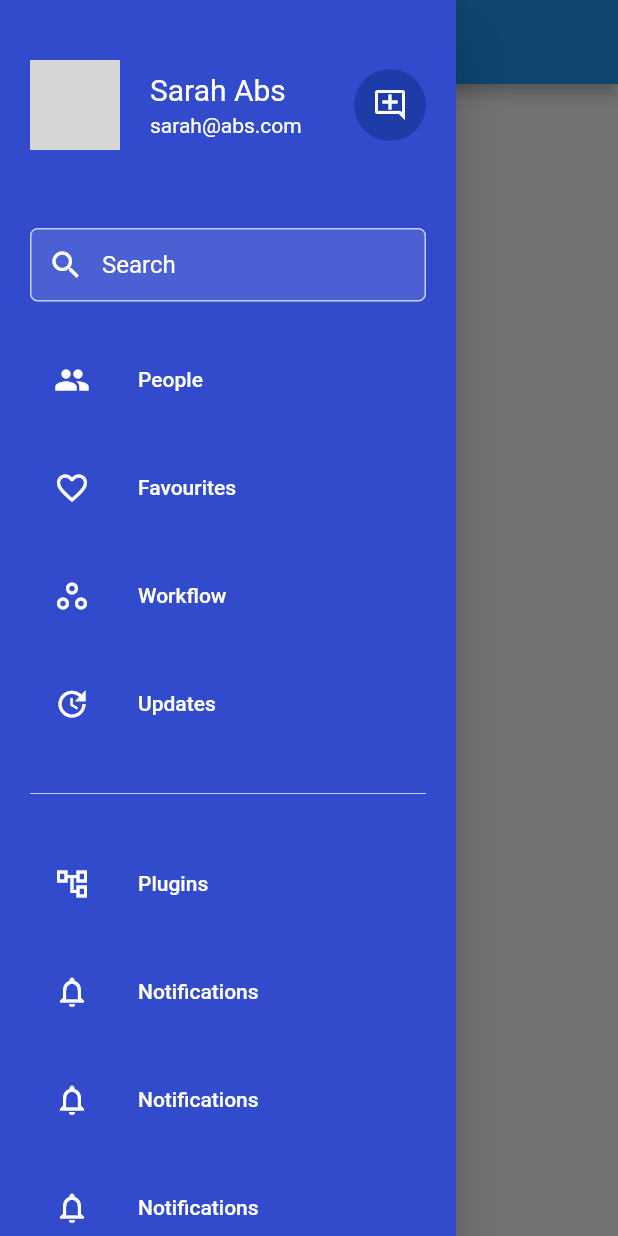
After one commit to pengkhieng/flutter-biometric, a Flutter app: the screen it shows after launch, with the side drawer open, on a phone screen of 412 x 824 dp. The commit adds this screen. Run offline on Flutter 3.47's test engine with Material 2 defaults, Android fonts, the phone set to English and light mode, and no system bars; our stand-ins replace get, local_auth; missing offline and left inert: comment_tree; network calls fail; grey boxes are pictures that could not be loaded.

Commit message:
add side bar and custom list commment

```diff
--- a/lib/home_page/home_page_controller.dart
+++ b/lib/home_page2/home_page_controller2.dart
@@ -3,7 +3,7 @@ import 'package:flutter/services.dart';
 import 'package:get/get_state_manager/get_state_manager.dart';
 import 'package:local_auth/local_auth.dart';
 
-class HomePageController extends GetxController {
+class HomePageController2 extends GetxController {
   final LocalAuthentication auth = LocalAuthentication();
   SupportState supportState = SupportState.unknown;
   bool? canCheckBiometrics;
--- a/lib/main.dart
+++ b/lib/main.dart
@@ -1,5 +1,7 @@
 import 'package:biolocalauth/custom_pin_keyboard.dart/custom_pin_keyboard.dart';
-import 'package:biolocalauth/home_page/home_page_controller.dart';
+import 'package:biolocalauth/home_page2/home_page_controller2.dart';
+import 'package:biolocalauth/sidebar_page/sidebar_page.dart';
+import 'package:biolocalauth/tree_list/tree_list.dart';
 import 'package:flutter/material.dart';
 import 'package:get/instance_manager.dart';
 
@@ -19,14 +21,16 @@ class _MyAppState extends State<MyApp> {
   void initState() {
     // TODO: implement initState
     super.initState();
-    Get.lazyPut(() => HomePageController());
+    Get.lazyPut(() => HomePageController2());
   }
 
   @override
   Widget build(BuildContext context) {
     return MaterialApp(
       // home: HomePage(),
-      home: CustomPinKeyBoard(),
+      // home: CustomPinKeyBoard(),
+      // home: TreeListPage(title: 'Tree Comment'),
+      home: SideBarPage(),
     );
   }
 }
--- /dev/null
+++ b/lib/sidebar_page/sidebar_page.dart
@@ -0,0 +1,35 @@
+import 'package:biolocalauth/widget/button_widget.dart';
+import 'package:biolocalauth/widget/navigation_drawer_widget.dart';
+import 'package:flutter/material.dart';
+
+class SideBarPage extends StatefulWidget {
+  const SideBarPage({super.key});
+
+  @override
+  State<SideBarPage> createState() => _SideBarPageState();
+}
+
+class _SideBarPageState extends State<SideBarPage> {
+  @override
+  Widget build(BuildContext context) => Scaffold(
+        drawer: NavigationDrawerWidget(),
+        // endDrawer: NavigationDrawerWidget(),
+        appBar: AppBar(
+          title: Text("Side Bar"),
+        ),
+        // body: Builder(
+        //   builder: (context) => Container(
+        //     alignment: Alignment.center,
+        //     padding: EdgeInsets.symmetric(horizontal: 32),
+        //     child: ButtonWidget(
+        //       icon: Icons.open_in_new,
+        //       text: 'Open Drawer',
+        //       onClicked: () {
+        //         Scaffold.of(context).openDrawer();
+        //         // Scaffold.of(context).openEndDrawer();
+        //       },
+        //     ),
+        //   ),
+        // ),
+      );
+}
--- /dev/null
+++ b/lib/widget/navigation_drawer_widget.dart
@@ -0,0 +1,227 @@
+import 'package:biolocalauth/page/favourites_page.dart';
+import 'package:biolocalauth/page/people_page.dart';
+import 'package:biolocalauth/page/user_page.dart';
+import 'package:flutter/material.dart';
+
+class NavigationDrawerWidget extends StatelessWidget {
+  final padding = EdgeInsets.symmetric(horizontal: 20);
+  @override
+  Widget build(BuildContext context) {
+    final name = 'Sarah Abs';
+    final email = 'sarah@abs.com';
+    final urlImage =
+        'https://images.unsplash.com/photo-1494790108377-be9c29b29330?ixid=MnwxMjA3fDB8MHxwaG90by1wYWdlfHx8fGVufDB8fHx8&ixlib=rb-1.2.1&auto=format&fit=crop&w=634&q=80';
+
+    return Drawer(
+      child: Material(
+        color: Color.fromRGBO(50, 75, 205, 1),
+        child: ListView(
+          children: <Widget>[
+            buildHeader(
+              urlImage: urlImage,
+              name: name,
+              email: email,
+              onClicked: () => Navigator.of(context).push(MaterialPageRoute(
+                builder: (context) => UserPage(
+                  name: 'Sarah Abs',
+                  urlImage: urlImage,
+                ),
+              )),
+            ),
+            Container(
+              padding: padding,
+              child: Column(
+                children: [
+                  const SizedBox(height: 12),
+                  buildSearchField(),
+                  const SizedBox(height: 24),
+                  buildMenuItem(
+                    text: 'People',
+                    icon: Icons.people,
+                    onClicked: () => selectedItem(context, 0),
+                  ),
+                  const SizedBox(height: 16),
+                  buildMenuItem(
+                    text: 'Favourites',
+                    icon: Icons.favorite_border,
+                    onClicked: () => selectedItem(context, 1),
+                  ),
+                  const SizedBox(height: 16),
+                  buildMenuItem(
+                    text: 'Workflow',
+                    icon: Icons.workspaces_outline,
+                    onClicked: () => selectedItem(context, 2),
+                  ),
+                  const SizedBox(height: 16),
+                  buildMenuItem(
+                    text: 'Updates',
+                    icon: Icons.update,
+                    onClicked: () => selectedItem(context, 3),
+                  ),
+                  const SizedBox(height: 24),
+                  Divider(color: Colors.white70),
+                  const SizedBox(height: 24),
+                  buildMenuItem(
+                    text: 'Plugins',
+                    icon: Icons.account_tree_outlined,
+                    onClicked: () => selectedItem(context, 4),
+                  ),
+                  const SizedBox(height: 16),
+                  buildMenuItem(
+                    text: 'Notifications',
+                    icon: Icons.notifications_outlined,
+                    onClicked: () => selectedItem(context, 5),
+                  ),
+                  const SizedBox(height: 16),
+                  buildMenuItem(
+                    text: 'Notifications',
+                    icon: Icons.notifications_outlined,
+                    onClicked: () => selectedItem(context, 5),
+                  ),
+                  const SizedBox(height: 16),
+                  buildMenuItem(
+                    text: 'Notifications',
+                    icon: Icons.notifications_outlined,
+                    onClicked: () => selectedItem(context, 5),
+                  ),
+                  const SizedBox(height: 16),
+                  buildMenuItem(
+                    text: 'Notifications',
+                    icon: Icons.notifications_outlined,
+                    onClicked: () => selectedItem(context, 5),
+                  ),
+                  const SizedBox(height: 16),
+                  buildMenuItem(
+                    text: 'Notifications',
+                    icon: Icons.notifications_outlined,
+                    onClicked: () => selectedItem(context, 5),
+                  ),
+                  const SizedBox(height: 16),
+                  buildMenuItem(
+                    text: 'Notifications',
+                    icon: Icons.notifications_outlined,
+                    onClicked: () => selectedItem(context, 5),
+                  ),
+                  const SizedBox(height: 16),
+                  buildMenuItem(
+                    text: 'Notifications',
+                    icon: Icons.notifications_outlined,
+                    onClicked: () => selectedItem(context, 5),
+                  ),
+                  const SizedBox(height: 16),
+                  buildMenuItem(
+                    text: 'Notifications',
+                    icon: Icons.notifications_outlined,
+                    onClicked: () => selectedItem(context, 5),
+                  ),
+                  const SizedBox(height: 16),
+                  buildMenuItem(
+                    text: 'Notifications',
+                    icon: Icons.notifications_outlined,
+                    onClicked: () => selectedItem(context, 5),
+                  ),
+                ],
+              ),
+            ),
+          ],
+        ),
+      ),
+    );
+  }
+
+  Widget buildHeader({
+    required String urlImage,
+    required String name,
+    required String email,
+    required VoidCallback onClicked,
+  }) =>
+      InkWell(
+        onTap: onClicked,
+        child: Container(
+          padding: padding.add(EdgeInsets.symmetric(vertical: 40)),
+          child: Row(
+            children: [
+              CircleAvatar(radius: 30, backgroundImage: NetworkImage(urlImage)),
+              SizedBox(width: 20),
+              Column(
+                crossAxisAlignment: CrossAxisAlignment.start,
+                children: [
+                  Text(
+                    name,
+                    style: TextStyle(fontSize: 20, color: Colors.white),
+                  ),
+                  const SizedBox(height: 4),
+                  Text(
+                    email,
+                    style: TextStyle(fontSize: 14, color: Colors.white),
+                  ),
+                ],
+              ),
+              Spacer(),
+              CircleAvatar(
+                radius: 24,
+                backgroundColor: Color.fromRGBO(30, 60, 168, 1),
+                child: Icon(Icons.add_comment_outlined, color: Colors.white),
+              )
+            ],
+          ),
+        ),
+      );
+
+  Widget buildSearchField() {
+    final color = Colors.white;
+
+    return TextField(
+      style: TextStyle(color: color),
+      decoration: InputDecoration(
+        contentPadding: EdgeInsets.symmetric(horizontal: 20, vertical: 15),
+        hintText: 'Search',
+        hintStyle: TextStyle(color: color),
+        prefixIcon: Icon(Icons.search, color: color),
+        filled: true,
+        fillColor: Colors.white12,
+        enabledBorder: OutlineInputBorder(
+          borderRadius: BorderRadius.circular(5),
+          borderSide: BorderSide(color: color.withOpacity(0.7)),
+        ),
+        focusedBorder: OutlineInputBorder(
+          borderRadius: BorderRadius.circular(5),
+          borderSide: BorderSide(color: color.withOpacity(0.7)),
+        ),
+      ),
+    );
+  }
+
+  Widget buildMenuItem({
+    required String text,
+    required IconData icon,
+    VoidCallback? onClicked,
+  }) {
+    final color = Colors.white;
+    final hoverColor = Colors.white70;
+
+    return ListTile(
+      leading: Icon(icon, color: color),
+      title: Text(text, style: TextStyle(color: color)),
+      hoverColor: hoverColor,
+      onTap: onClicked,
+    );
+  }
+
+  void selectedItem(BuildContext context, int index) {
+    Navigator.of(context).pop();
+
+    switch (index) {
+      case 0:
+        Navigator.of(context).push(MaterialPageRoute(
+          builder: (context) => PeoplePage(),
+        ));
+        break;
+      case 1:
+        Navigator.of(context).push(MaterialPageRoute(
+          builder: (context) => FavouritesPage(),
+        ));
+        break;
+    }
+  }
+}
--- a/pubspec.yaml
+++ b/pubspec.yaml
@@ -38,6 +38,7 @@ dependencies:
   # Use with the CupertinoIcons class for iOS style icons.
   cupertino_icons: ^1.0.2
   local_auth: ^2.1.2
+  comment_tree: ^0.3.0
 
 dev_dependencies:
   flutter_test:
```
Also changed, not shown: lib/custom_pin_keyboard.dart/custom_pin_keyboard.dart (+7 -1 lines), lib/home_page2/home_page2.dart (renamed from lib/home_page/home_page.dart, +22 -22 lines), lib/page/favourites_page.dart (added, +12 -0 lines), lib/page/people_page.dart (added, +13 -0 lines), lib/page/user_page.dart (added, +27 -0 lines), lib/tree_list/tree_list.dart (added, +92 -0 lines), lib/widget/button_widget.dart (added, +35 -0 lines), pubspec.lock.
